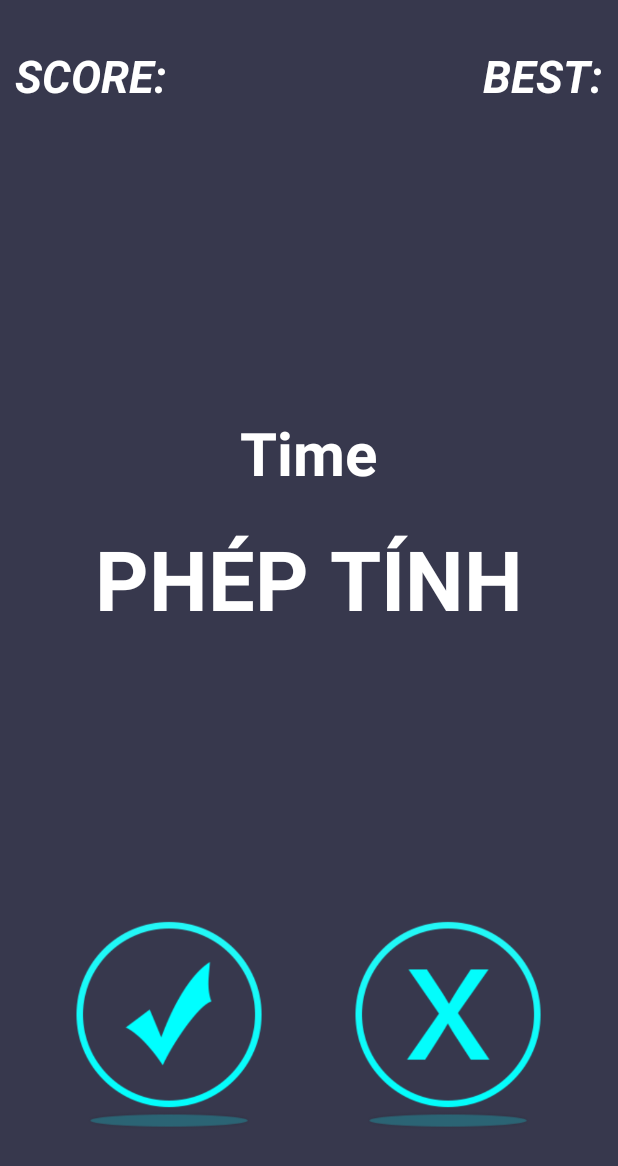
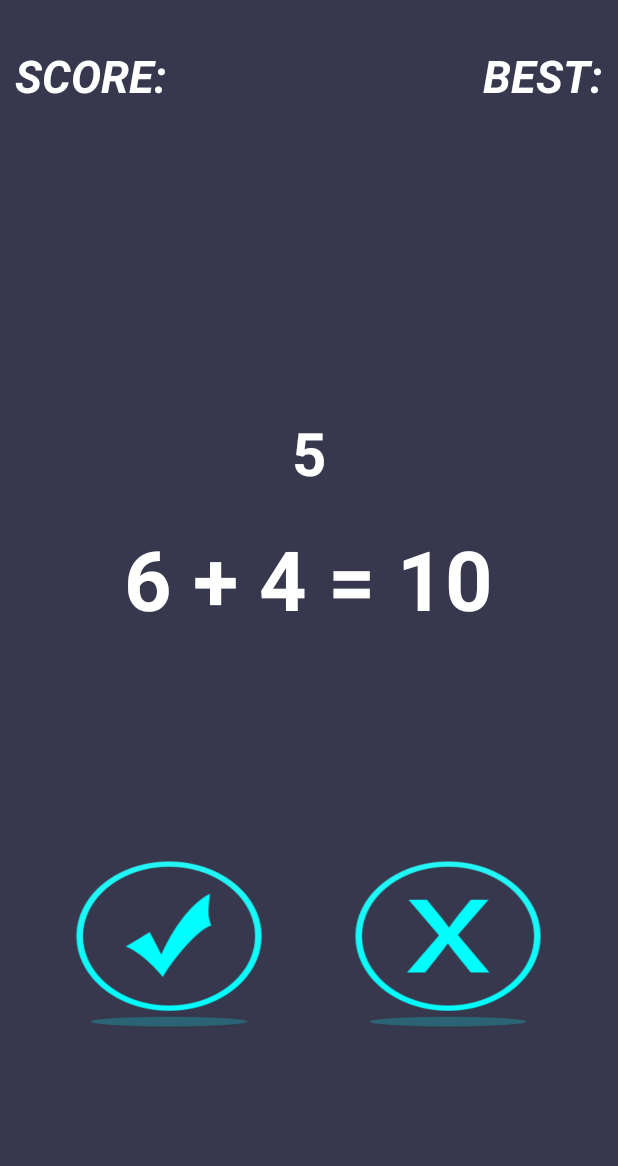
Before and after one commit to phuocloi0502/Fastmath, an Android app: the playactivity screen opened directly, with no data from a screen before it, on a phone screen of 412 x 824 dp. Shown: the top 1166 px of the screen. Run offline under Robolectric (Android 15) with nearby library versions, the light colour scheme and no system bars.

Commit message:
hiện câu hỏi+ time(lỗi từa lưa)

```diff
--- a/app/src/main/java/com/example/fastmath/playactivity.java
+++ b/app/src/main/java/com/example/fastmath/playactivity.java
@@ -2,13 +2,100 @@ package com.example.fastmath;
 
 import androidx.appcompat.app.AppCompatActivity;
 
+import android.content.Intent;
 import android.os.Bundle;
+import android.os.CountDownTimer;
+import android.view.View;
+import android.widget.Button;
+import android.widget.TextView;
+import android.widget.Toast;
+
+import java.util.Random;
 
 public class playactivity extends AppCompatActivity {
-
+int soa,sob,kq;
+boolean kt;
+Button btndung,btnsai;
+TextView txvPhepTinh,txvTime;
+    int dem=6;
     @Override
     protected void onCreate(Bundle savedInstanceState) {
         super.onCreate(savedInstanceState);
         setContentView(R.layout.activity_playactivity);
+        cauhoi();
+
+        btndung=findViewById(R.id.btn_dung);
+        btnsai=findViewById(R.id.btn_sai);
+        txvTime=findViewById(R.id.txvtime);
+
+        btndung.setOnClickListener(new View.OnClickListener() {
+            @Override
+            public void onClick(View v) {
+                if(kt){
+
+                    Toast.makeText(playactivity.this,"Dung",Toast.LENGTH_LONG).show();
+                    cauhoi();
+
+                }  else {
+                    Toast.makeText(playactivity.this,"Sai",Toast.LENGTH_LONG).show();
+                    gameover();
+                }
+            }
+        });
+
+        btnsai.setOnClickListener(new View.OnClickListener() {
+            @Override
+            public void onClick(View v) {
+                if(kt==false){
+
+                    Toast.makeText(playactivity.this,"Dung",Toast.LENGTH_LONG).show();
+                    cauhoi();
+
+                }  else {
+                    Toast.makeText(playactivity.this,"Sai",Toast.LENGTH_LONG).show();
+                    gameover();
+                }
+            }
+        });
+
+
+
+    }
+    public void cauhoi(){
+        Random r=new Random();
+        soa=r.nextInt(10);
+        sob=r.nextInt(10);
+        kt=r.nextBoolean(); // 1 or 0
+        txvPhepTinh=findViewById(R.id.txvpheptinh);
+
+        if(kt){
+            kq=soa+sob;
+            txvPhepTinh.setText(""+soa+" + "+sob+" = "+kq);//
+        } else{
+            kq=soa+r.nextInt(3)+sob;
+            txvPhepTinh.setText(""+soa+" + "+sob+" = "+kq);
+        }
+
+        CountDownTimer t=new CountDownTimer(6000,1000) {
+            @Override
+            public void onTick(long millisUntilFinished) {
+
+                txvTime.setText(""+millisUntilFinished/1000);
+                if((millisUntilFinished/1000<1)){
+                    txvTime.setText("Het gio");
+                  //  gameover();
+                }
+            }
+
+            @Override
+            public void onFinish() {
+            gameover();
+            }
+        }.start();
+    }
+    public void gameover(){
+        Intent intent=new Intent(playactivity.this,overactivity.class);
+        startActivity(intent);
+
     }
 }
--- a/app/src/main/res/layout/activity_playactivity.xml
+++ b/app/src/main/res/layout/activity_playactivity.xml
@@ -80,19 +80,21 @@
         android:paddingBottom="20dp"
         android:weightSum="2">
 
-        <ImageView
+
+        <Button
+            android:layout_width="150dp"
+            android:layout_height="150dp"
+            android:background="@drawable/imageviewdung"
             android:layout_weight="1"
-            android:layout_width="wrap_content"
-            android:layout_height="wrap_content"
-            android:id="@+id/imgvdung"
-            android:src="@drawable/imageviewdung"/>
+            android:id="@+id/btn_dung"/>
+        <Button
+            android:layout_width="150dp"
+            android:layout_height="150dp"
+            android:background="@drawable/imageviewsai"
+            android:layout_weight="1"
+            android:id="@+id/btn_sai"/>
 
-        <ImageView
-            android:layout_weight="1"
-            android:layout_width="wrap_content"
-            android:layout_height="wrap_content"
-            android:src="@drawable/imageviewsai"
-            android:id="@+id/imgvsai"/>
+
     </LinearLayout>
 
 </LinearLayout>
```
Also changed, not shown: app/src/main/java/com/example/fastmath/MainActivity.java (+13 -2 lines), app/src/main/java/com/example/fastmath/object/CauHoi.java (added, +34 -0 lines).
